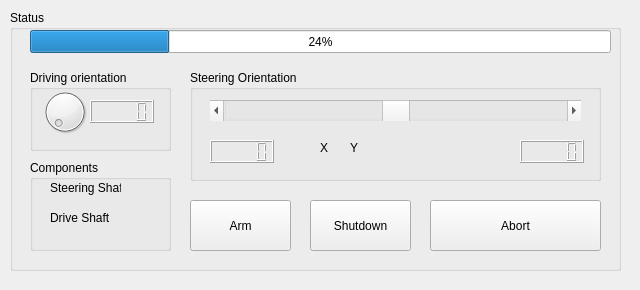
madmilla/THO78-Roborescue, file CPI-UI/atvwindow.ui: the form before one commit.
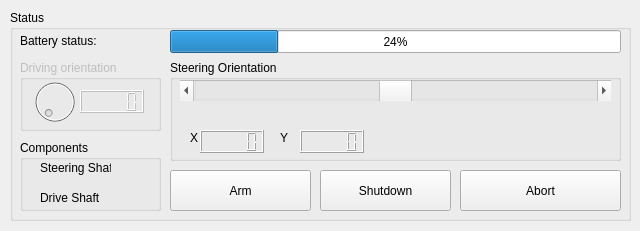
The form after the commit.

Commit message: ATV window near done?

What changed in the file:
```diff
--- a/CPI-UI/atvwindow.ui
+++ b/CPI-UI/atvwindow.ui
@@ -7,30 +7,31 @@
     <x>0</x>
     <y>0</y>
     <width>640</width>
-    <height>290</height>
+    <height>231</height>
    </rect>
   </property>
   <property name="windowTitle">
    <string>ATV</string>
   </property>
-  <widget class="QGroupBox" name="groupBox">
+  <widget class="QWidget" name="root">
+   <widget class="QGroupBox" name="statusGB">
    <property name="geometry">
     <rect>
      <x>10</x>
      <y>10</y>
-     <width>611</width>
-     <height>261</height>
+      <width>621</width>
+      <height>211</height>
     </rect>
    </property>
    <property name="title">
     <string>Status</string>
    </property>
-   <widget class="QProgressBar" name="progressBar">
+    <widget class="QProgressBar" name="batteryStatusButton">
     <property name="geometry">
      <rect>
-      <x>20</x>
+       <x>160</x>
       <y>20</y>
-      <width>581</width>
+       <width>451</width>
       <height>23</height>
      </rect>
     </property>
@@ -38,27 +39,63 @@
      <number>24</number>
     </property>
    </widget>
-   <widget class="QGroupBox" name="groupBox_4">
+    <widget class="QGroupBox" name="driveOrientationGB">
+     <property name="enabled">
+      <bool>false</bool>
+     </property>
+     <property name="geometry">
+      <rect>
+       <x>10</x>
+       <y>50</y>
+       <width>141</width>
+       <height>71</height>
+      </rect>
+     </property>
+     <property name="title">
+      <string>Driving orientation</string>
+     </property>
+     <widget class="QDial" name="dial">
+      <property name="geometry">
+       <rect>
+        <x>10</x>
+        <y>10</y>
+        <width>50</width>
+        <height>64</height>
+       </rect>
+      </property>
+     </widget>
+     <widget class="QLCDNumber" name="dialLCD">
+      <property name="geometry">
+       <rect>
+        <x>60</x>
+        <y>30</y>
+        <width>64</width>
+        <height>23</height>
+       </rect>
+      </property>
+     </widget>
+    </widget>
+    <widget class="QGroupBox" name="steeringOrientationGB">
     <property name="enabled">
      <bool>true</bool>
     </property>
     <property name="geometry">
      <rect>
-      <x>180</x>
-      <y>60</y>
-      <width>411</width>
-      <height>111</height>
+       <x>160</x>
+       <y>50</y>
+       <width>451</width>
+       <height>101</height>
      </rect>
     </property>
     <property name="title">
      <string>Steering Orientation</string>
     </property>
-    <widget class="QScrollBar" name="horizontalScrollBar">
+     <widget class="QScrollBar" name="steeringScrollBar">
      <property name="geometry">
       <rect>
-       <x>20</x>
-       <y>30</y>
-       <width>371</width>
+        <x>10</x>
+        <y>20</y>
+        <width>431</width>
        <height>21</height>
       </rect>
      </property>
@@ -78,31 +115,31 @@
       <bool>true</bool>
      </property>
     </widget>
-    <widget class="QLCDNumber" name="lcdNumber">
+     <widget class="QLCDNumber" name="xLCD">
      <property name="geometry">
       <rect>
-       <x>330</x>
+        <x>30</x>
        <y>70</y>
        <width>64</width>
        <height>23</height>
       </rect>
      </property>
     </widget>
-    <widget class="QLCDNumber" name="lcdNumber_3">
-     <property name="geometry">
-      <rect>
-       <x>20</x>
-       <y>70</y>
-       <width>64</width>
-       <height>23</height>
-      </rect>
-     </property>
-    </widget>
-    <widget class="QLabel" name="label_3">
+     <widget class="QLCDNumber" name="yLCD">
      <property name="geometry">
       <rect>
        <x>130</x>
        <y>70</y>
+        <width>64</width>
+        <height>23</height>
+       </rect>
+      </property>
+     </widget>
+     <widget class="QLabel" name="xLabel">
+      <property name="geometry">
+       <rect>
+        <x>20</x>
+        <y>70</y>
        <width>16</width>
        <height>16</height>
       </rect>
@@ -111,10 +148,10 @@
       <string>X</string>
      </property>
     </widget>
-    <widget class="QLabel" name="label_4">
+     <widget class="QLabel" name="yLabel">
      <property name="geometry">
       <rect>
-       <x>160</x>
+        <x>110</x>
        <y>70</y>
        <width>16</width>
        <height>16</height>
@@ -125,52 +162,58 @@
      </property>
     </widget>
    </widget>
-   <widget class="QGroupBox" name="groupBox_3">
+    <widget class="QPushButton" name="abortButton">
     <property name="geometry">
      <rect>
-      <x>20</x>
-      <y>60</y>
+       <x>450</x>
+       <y>160</y>
+       <width>161</width>
+       <height>41</height>
+      </rect>
+     </property>
+     <property name="text">
+      <string>Abort</string>
+     </property>
+    </widget>
+    <widget class="QPushButton" name="shutdownButton">
+     <property name="geometry">
+      <rect>
+       <x>310</x>
+       <y>160</y>
+       <width>131</width>
+       <height>41</height>
+      </rect>
+     </property>
+     <property name="text">
+      <string>Shutdown</string>
+     </property>
+    </widget>
+    <widget class="QPushButton" name="armButton">
+     <property name="geometry">
+      <rect>
+       <x>160</x>
+       <y>160</y>
       <width>141</width>
-      <height>81</height>
-     </rect>
-    </property>
-    <property name="title">
-     <string>Driving orientation</string>
-    </property>
-    <widget class="QDial" name="dial">
+       <height>41</height>
+      </rect>
+     </property>
+     <property name="text">
+      <string>Arm</string>
+     </property>
+    </widget>
+    <widget class="QGroupBox" name="componentsGB">
      <property name="geometry">
       <rect>
        <x>10</x>
-       <y>10</y>
-       <width>50</width>
-       <height>64</height>
-      </rect>
-     </property>
-    </widget>
-    <widget class="QLCDNumber" name="lcdNumber_2">
-     <property name="geometry">
-      <rect>
-       <x>60</x>
-       <y>30</y>
-       <width>64</width>
-       <height>23</height>
-      </rect>
-     </property>
-    </widget>
-   </widget>
-   <widget class="QGroupBox" name="groupBox_2">
-    <property name="geometry">
-     <rect>
-      <x>20</x>
-      <y>150</y>
+       <y>130</y>
       <width>141</width>
-      <height>91</height>
+       <height>71</height>
      </rect>
     </property>
     <property name="title">
      <string>Components</string>
     </property>
-    <widget class="QLabel" name="label_2">
+     <widget class="QLabel" name="steeringShaftLabel">
      <property name="geometry">
       <rect>
        <x>20</x>
@@ -183,7 +226,7 @@
       <string>Steering Shaft</string>
      </property>
     </widget>
-    <widget class="QLabel" name="label">
+     <widget class="QLabel" name="driveShaftLabel">
      <property name="geometry">
       <rect>
        <x>20</x>
@@ -197,44 +240,19 @@
      </property>
     </widget>
    </widget>
-   <widget class="QPushButton" name="pushButton_3">
+    <widget class="QLabel" name="batteryStatusLabel">
     <property name="geometry">
      <rect>
-      <x>300</x>
-      <y>190</y>
-      <width>101</width>
-      <height>51</height>
+       <x>10</x>
+       <y>20</y>
+       <width>141</width>
+       <height>21</height>
      </rect>
     </property>
     <property name="text">
-     <string>Shutdown</string>
-    </property>
-   </widget>
-   <widget class="QPushButton" name="pushButton_2">
-    <property name="geometry">
-     <rect>
-      <x>420</x>
-      <y>190</y>
-      <width>171</width>
-      <height>51</height>
-     </rect>
-    </property>
-    <property name="text">
-     <string>Abort</string>
-    </property>
-   </widget>
-   <widget class="QPushButton" name="pushButton">
-    <property name="geometry">
-     <rect>
-      <x>180</x>
-      <y>190</y>
-      <width>101</width>
-      <height>51</height>
-     </rect>
-    </property>
-    <property name="text">
-     <string>Arm</string>
-    </property>
+      <string>Battery status:</string>
+     </property>
+    </widget>
    </widget>
   </widget>
  </widget>
```
Lines whose indentation alone changed are shown as unchanged. The commit also changes 4 other files.
